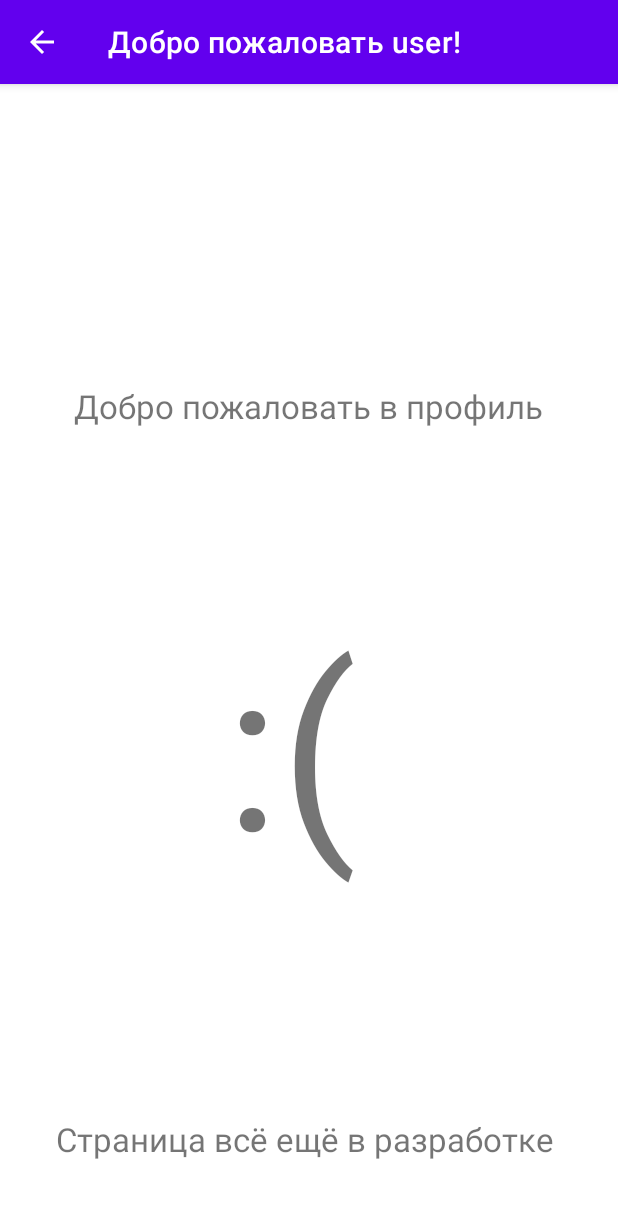
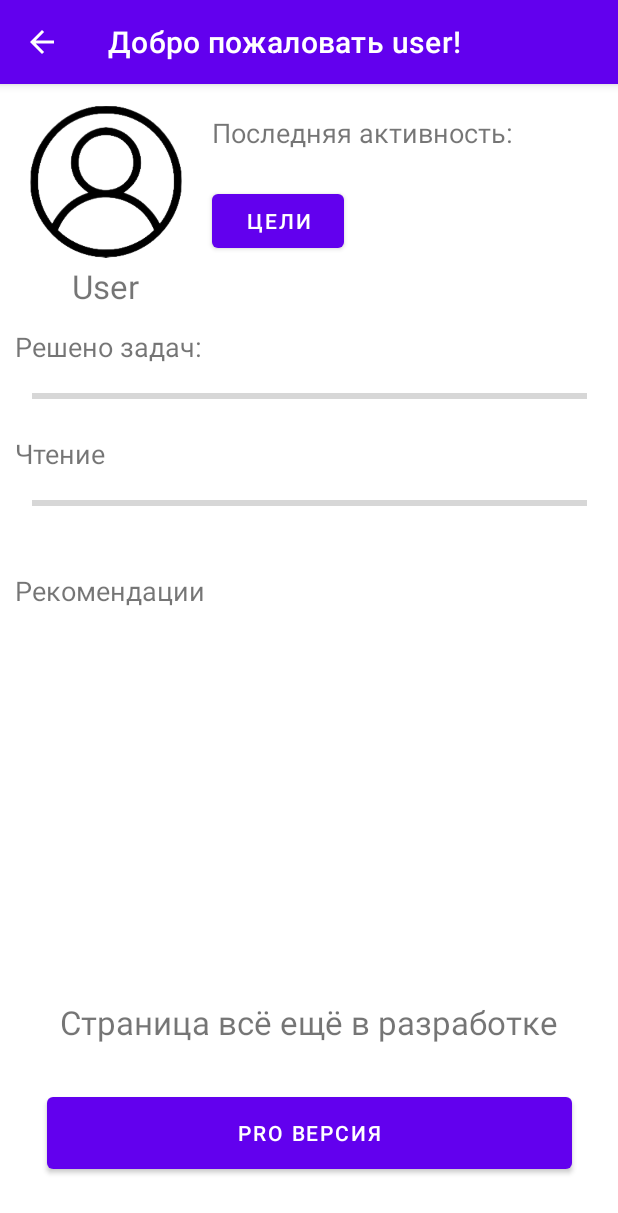
Before and after one commit to Kulakov1Dima/IBook-Social-Network, an Android app: the profileActivity screen opened directly, with no data from a screen before it, on a phone screen of 412 x 824 dp. Shown: the top 1213 px of the screen. Run offline under Robolectric (Android 15) with nearby library versions, the phone set to English and light mode, and no system bars.

Commit message:
обновлена страничка профиля

```diff
--- a/app/src/main/res/layout/activity_profile.xml
+++ b/app/src/main/res/layout/activity_profile.xml
@@ -10,9 +10,9 @@
         android:id="@+id/textView"
         android:layout_width="wrap_content"
         android:layout_height="wrap_content"
-        android:layout_marginStart="49dp"
-        android:layout_marginTop="200dp"
-        android:text="Добро пожаловать в профиль"
+        android:layout_marginStart="48dp"
+        android:layout_marginTop="120dp"
+        android:text="User"
         android:textSize="22sp"
         app:layout_constraintStart_toStartOf="parent"
         app:layout_constraintTop_toTopOf="parent" />
@@ -21,21 +21,112 @@
         android:id="@+id/textView2"
         android:layout_width="wrap_content"
         android:layout_height="wrap_content"
-        android:layout_marginStart="37dp"
-        android:layout_marginBottom="50dp"
+        android:layout_marginStart="40dp"
+        android:layout_marginBottom="128dp"
         android:text="Страница всё ещё в разработке"
         android:textSize="22sp"
         app:layout_constraintBottom_toBottomOf="parent"
         app:layout_constraintStart_toStartOf="parent" />
 
+    <ImageView
+        android:id="@+id/imageView"
+        android:layout_width="101dp"
+        android:layout_height="110dp"
+        android:layout_marginStart="20dp"
+        android:layout_marginTop="10dp"
+        app:layout_constraintStart_toStartOf="parent"
+        app:layout_constraintTop_toTopOf="parent"
+        app:srcCompat="@drawable/images" />
+
     <TextView
-        android:id="@+id/textView3"
+        android:id="@+id/textView5"
+        android:layout_width="254dp"
+        android:layout_height="27dp"
+        android:layout_marginStart="20dp"
+        android:layout_marginTop="20dp"
+        android:text="Последняя активность:"
+        android:textSize="18sp"
+        app:layout_constraintStart_toEndOf="@+id/imageView"
+        app:layout_constraintTop_toTopOf="parent" />
+
+    <TextView
+        android:id="@+id/textView6"
+        android:layout_width="132dp"
+        android:layout_height="28dp"
+        android:layout_marginStart="10dp"
+        android:layout_marginTop="13dp"
+        android:text="Решено задач:"
+        android:textSize="18sp"
+        app:layout_constraintStart_toStartOf="parent"
+        app:layout_constraintTop_toBottomOf="@+id/textView" />
+
+    <ProgressBar
+        android:id="@+id/progressBar"
+        style="?android:attr/progressBarStyleHorizontal"
+        android:layout_width="370dp"
+        android:layout_height="32dp"
+        android:layout_marginStart="5dp"
+        android:layout_marginTop="1dp"
+        android:layout_marginEnd="5dp"
+        app:layout_constraintEnd_toEndOf="parent"
+        app:layout_constraintStart_toStartOf="parent"
+        app:layout_constraintTop_toBottomOf="@+id/textView6" />
+
+    <Button
+        android:id="@+id/button"
         android:layout_width="wrap_content"
         android:layout_height="wrap_content"
-        android:layout_marginStart="150dp"
-        android:layout_marginBottom="150dp"
-        android:text=":("
-        android:textSize="150sp"
-        app:layout_constraintBottom_toTopOf="@+id/textView2"
-        app:layout_constraintStart_toStartOf="parent" />
+        android:layout_marginStart="20dp"
+        android:layout_marginTop="20dp"
+        android:text="Цели"
+        app:layout_constraintStart_toEndOf="@+id/imageView"
+        app:layout_constraintTop_toBottomOf="@+id/textView5" />
+
+    <TextView
+        android:id="@+id/textView7"
+        android:layout_width="75dp"
+        android:layout_height="27dp"
+        android:layout_marginStart="10dp"
+        android:layout_marginTop="10dp"
+        android:text="Чтение"
+        android:textSize="18sp"
+        app:layout_constraintStart_toStartOf="parent"
+        app:layout_constraintTop_toBottomOf="@+id/progressBar" />
+
+    <ProgressBar
+        android:id="@+id/progressBar2"
+        style="?android:attr/progressBarStyleHorizontal"
+        android:layout_width="370dp"
+        android:layout_height="32dp"
+        android:layout_marginStart="5dp"
+        android:layout_marginTop="39dp"
+        android:layout_marginEnd="5dp"
+        app:layout_constraintEnd_toEndOf="parent"
+        app:layout_constraintStart_toStartOf="parent"
+        app:layout_constraintTop_toBottomOf="@+id/progressBar" />
+
+    <Button
+        android:id="@+id/button2"
+        android:layout_width="350dp"
+        android:layout_height="60dp"
+        android:layout_marginStart="10dp"
+        android:layout_marginEnd="10dp"
+        android:layout_marginBottom="10dp"
+        android:text="PRO версия"
+        app:layout_constraintBottom_toBottomOf="parent"
+        app:layout_constraintEnd_toEndOf="parent"
+        app:layout_constraintStart_toStartOf="parent"
+        app:layout_constraintTop_toBottomOf="@+id/textView2" />
+
+    <TextView
+        android:id="@+id/textView8"
+        android:layout_width="143dp"
+        android:layout_height="29dp"
+        android:layout_marginStart="10dp"
+        android:layout_marginTop="30dp"
+        android:text="Рекомендации"
+        android:textSize="18sp"
+        app:layout_constraintStart_toStartOf="parent"
+        app:layout_constraintTop_toBottomOf="@+id/progressBar2" />
+
 </androidx.constraintlayout.widget.ConstraintLayout>
```
